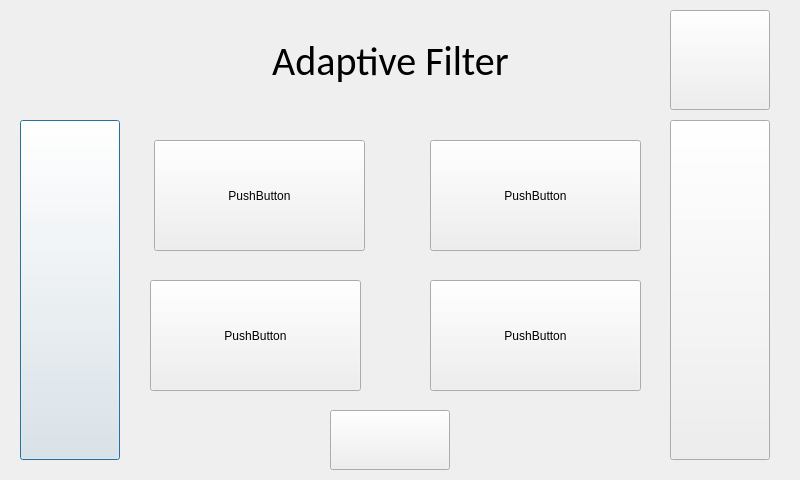
The window that Settings/BCPSettings/adaptivefilterbcpform.ui (kopalatommy/AQSync_UI) describes before a commit, drawn with Qt 5.
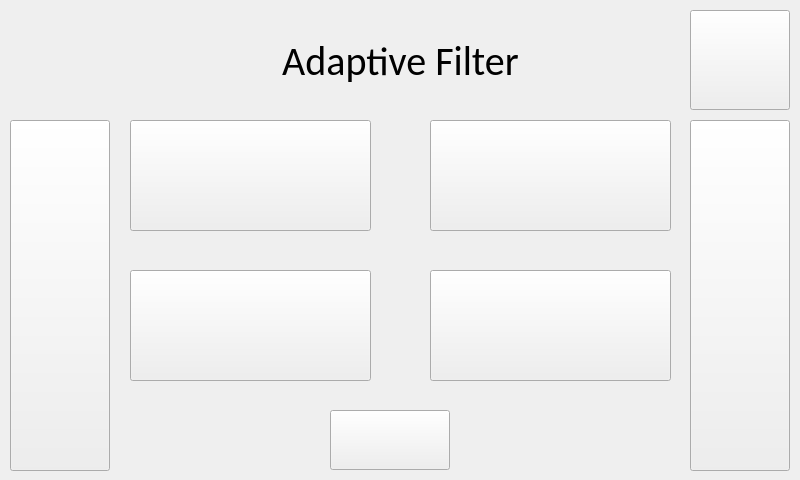
The same window after the commit. Icons and pictures are not drawn.

Commit message: Converted dialogs to forms and removed extra uis

What changed in the file:
```diff
--- a/Settings/BCPSettings/adaptivefilterbcpform.ui
+++ b/Settings/BCPSettings/adaptivefilterbcpform.ui
@@ -1,7 +1,7 @@
 <?xml version="1.0" encoding="UTF-8"?>
 <ui version="4.0">
- <class>adaptivefilterBCPform</class>
- <widget class="QDialog" name="adaptivefilterBCPform">
+ <class>AdaptiveFilterBCPForm</class>
+ <widget class="QWidget" name="AdaptiveFilterBCPForm">
   <property name="geometry">
    <rect>
     <x>0</x>
@@ -13,13 +13,48 @@
   <property name="windowTitle">
    <string>Dialog</string>
   </property>
-  <widget class="QPushButton" name="Left">
+  <widget class="QLabel" name="percentLabel">
    <property name="geometry">
     <rect>
-     <x>20</x>
+     <x>430</x>
+     <y>270</y>
+     <width>241</width>
+     <height>111</height>
+    </rect>
+   </property>
+   <property name="font">
+    <font>
+     <pointsize>18</pointsize>
+    </font>
+   </property>
+   <property name="text">
+    <string>Percent:
+10</string>
+   </property>
+   <property name="alignment">
+    <set>Qt::AlignCenter</set>
+   </property>
+  </widget>
+  <widget class="QPushButton" name="shortMask">
+   <property name="geometry">
+    <rect>
+     <x>130</x>
+     <y>120</y>
+     <width>241</width>
+     <height>111</height>
+    </rect>
+   </property>
+   <property name="text">
+    <string/>
+   </property>
+  </widget>
+  <widget class="QPushButton" name="Previous">
+   <property name="geometry">
+    <rect>
+     <x>10</x>
      <y>120</y>
      <width>100</width>
-     <height>340</height>
+     <height>351</height>
     </rect>
    </property>
    <property name="text">
@@ -36,12 +71,47 @@
     </size>
    </property>
   </widget>
+  <widget class="QPushButton" name="longMask">
+   <property name="geometry">
+    <rect>
+     <x>430</x>
+     <y>120</y>
+     <width>241</width>
+     <height>111</height>
+    </rect>
+   </property>
+   <property name="text">
+    <string/>
+   </property>
+  </widget>
+  <widget class="QLabel" name="longLabel">
+   <property name="geometry">
+    <rect>
+     <x>430</x>
+     <y>120</y>
+     <width>241</width>
+     <height>111</height>
+    </rect>
+   </property>
+   <property name="font">
+    <font>
+     <pointsize>18</pointsize>
+    </font>
+   </property>
+   <property name="text">
+    <string>Long Length:
+10</string>
+   </property>
+   <property name="alignment">
+    <set>Qt::AlignCenter</set>
+   </property>
+  </widget>
   <widget class="QLabel" name="AdaptiveFilter">
    <property name="geometry">
     <rect>
-     <x>150</x>
+     <x>0</x>
      <y>20</y>
-     <width>481</width>
+     <width>801</width>
      <height>81</height>
     </rect>
    </property>
@@ -58,105 +128,29 @@
     <set>Qt::AlignCenter</set>
    </property>
   </widget>
-  <widget class="QPushButton" name="shortMask">
+  <widget class="QLabel" name="diffLabel">
    <property name="geometry">
     <rect>
-     <x>154</x>
-     <y>140</y>
-     <width>211</width>
-     <height>111</height>
+     <x>134</x>
+     <y>275</y>
+     <width>231</width>
+     <height>101</height>
     </rect>
    </property>
-   <property name="text">
-    <string>PushButton</string>
+   <property name="font">
+    <font>
+     <pointsize>18</pointsize>
+    </font>
    </property>
-  </widget>
-  <widget class="QPushButton" name="differenceMask">
-   <property name="geometry">
-    <rect>
-     <x>430</x>
-     <y>280</y>
-     <width>211</width>
-     <height>111</height>
-    </rect>
-   </property>
    <property name="text">
-    <string>PushButton</string>
+    <string>Difference:
+10</string>
    </property>
-  </widget>
-  <widget class="QPushButton" name="Right">
-   <property name="geometry">
-    <rect>
-     <x>670</x>
-     <y>120</y>
-     <width>100</width>
-     <height>340</height>
-    </rect>
+   <property name="alignment">
+    <set>Qt::AlignCenter</set>
    </property>
-   <property name="text">
-    <string/>
-   </property>
-   <property name="icon">
-    <iconset resource="../../resources.qrc">
-     <normaloff>:/Buttons/Right_Carrot.jpg</normaloff>:/Buttons/Right_Carrot.jpg</iconset>
-   </property>
-   <property name="iconSize">
-    <size>
-     <width>100</width>
-     <height>340</height>
-    </size>
-   </property>
   </widget>
-  <widget class="QPushButton" name="percentMask">
-   <property name="geometry">
-    <rect>
-     <x>150</x>
-     <y>280</y>
-     <width>211</width>
-     <height>111</height>
-    </rect>
-   </property>
-   <property name="text">
-    <string>PushButton</string>
-   </property>
-  </widget>
-  <widget class="QPushButton" name="longMask">
-   <property name="geometry">
-    <rect>
-     <x>430</x>
-     <y>140</y>
-     <width>211</width>
-     <height>111</height>
-    </rect>
-   </property>
-   <property name="text">
-    <string>PushButton</string>
-   </property>
-  </widget>
-  <widget class="QPushButton" name="Home">
-   <property name="geometry">
-    <rect>
-     <x>670</x>
-     <y>10</y>
-     <width>100</width>
-     <height>100</height>
-    </rect>
-   </property>
-   <property name="text">
-    <string/>
-   </property>
-   <property name="icon">
-    <iconset resource="../../resources.qrc">
-     <normaloff>:/Buttons/button_back.jpg</normaloff>:/Buttons/button_back.jpg</iconset>
-   </property>
-   <property name="iconSize">
-    <size>
-     <width>100</width>
-     <height>100</height>
-    </size>
-   </property>
-  </widget>
-  <widget class="QPushButton" name="pushButton">
+  <widget class="QPushButton" name="Save">
    <property name="geometry">
     <rect>
      <x>330</x>
@@ -179,6 +173,113 @@
     </size>
    </property>
   </widget>
+  <widget class="QLabel" name="shortLabel">
+   <property name="geometry">
+    <rect>
+     <x>130</x>
+     <y>120</y>
+     <width>241</width>
+     <height>111</height>
+    </rect>
+   </property>
+   <property name="font">
+    <font>
+     <pointsize>18</pointsize>
+    </font>
+   </property>
+   <property name="text">
+    <string>Short Length:
+5</string>
+   </property>
+   <property name="alignment">
+    <set>Qt::AlignCenter</set>
+   </property>
+  </widget>
+  <widget class="QPushButton" name="differenceMask">
+   <property name="geometry">
+    <rect>
+     <x>430</x>
+     <y>270</y>
+     <width>241</width>
+     <height>111</height>
+    </rect>
+   </property>
+   <property name="text">
+    <string/>
+   </property>
+  </widget>
+  <widget class="QPushButton" name="home">
+   <property name="geometry">
+    <rect>
+     <x>690</x>
+     <y>10</y>
+     <width>100</width>
+     <height>100</height>
+    </rect>
+   </property>
+   <property name="text">
+    <string/>
+   </property>
+   <property name="icon">
+    <iconset resource="../../resources.qrc">
+     <normaloff>:/Buttons/button_back.jpg</normaloff>:/Buttons/button_back.jpg</iconset>
+   </property>
+   <property name="iconSize">
+    <size>
+     <width>100</width>
+     <height>100</height>
+    </size>
+   </property>
+  </widget>
+  <widget class="QPushButton" name="Next">
+   <property name="geometry">
+    <rect>
+     <x>690</x>
+     <y>120</y>
+     <width>100</width>
+     <height>351</height>
+    </rect>
+   </property>
+   <property name="text">
+    <string/>
+   </property>
+   <property name="icon">
+    <iconset resource="../../resources.qrc">
+     <normaloff>:/Buttons/Right_Carrot.jpg</normaloff>:/Buttons/Right_Carrot.jpg</iconset>
+   </property>
+   <property name="iconSize">
+    <size>
+     <width>100</width>
+     <height>340</height>
+    </size>
+   </property>
+  </widget>
+  <widget class="QPushButton" name="percentMask">
+   <property name="geometry">
+    <rect>
+     <x>130</x>
+     <y>270</y>
+     <width>241</width>
+     <height>111</height>
+    </rect>
+   </property>
+   <property name="text">
+    <string/>
+   </property>
+  </widget>
+  <zorder>longLabel</zorder>
+  <zorder>shortLabel</zorder>
+  <zorder>AdaptiveFilter</zorder>
+  <zorder>percentLabel</zorder>
+  <zorder>shortMask</zorder>
+  <zorder>Previous</zorder>
+  <zorder>longMask</zorder>
+  <zorder>diffLabel</zorder>
+  <zorder>Save</zorder>
+  <zorder>differenceMask</zorder>
+  <zorder>home</zorder>
+  <zorder>Next</zorder>
+  <zorder>percentMask</zorder>
  </widget>
  <resources>
   <include location="../../resources.qrc"/>
```
Left out of the diff: 2 changed lines with no effect on the pictures. The commit also changes 218 other files.
